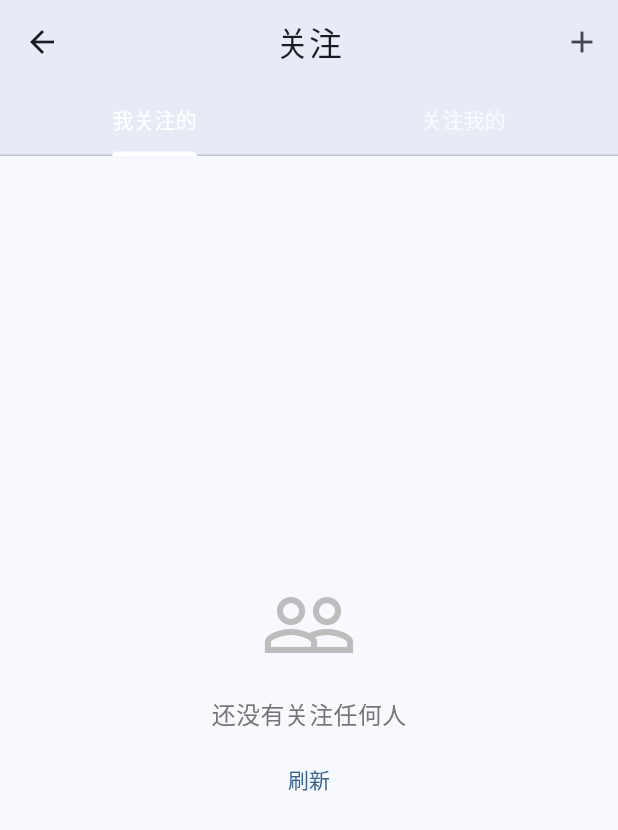
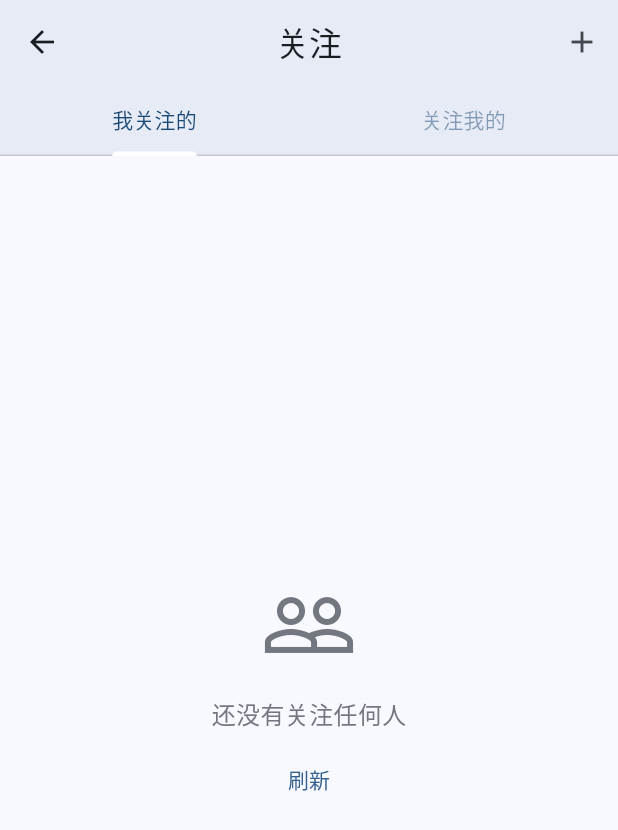
Before and after one commit to blinkspark/jiahe, a Flutter app: the FollowsPage screen opened by its route, on a phone screen of 412 x 824 dp. Shown: the top 830 px of the screen. Run offline on Flutter 3.47's test engine with Material 3 defaults, Android fonts, the phone set to English and light mode, and no system bars; our stand-ins replace dio, file_picker, flutter_dotenv, get, get_storage, google_fonts and 3 more; accounts and stored records are empty.

Commit message:
refactor: 适配主题色彩系统

```diff
--- a/app/lib/pages/follows_page.dart
+++ b/app/lib/pages/follows_page.dart
@@ -36,6 +36,7 @@ class FollowsPage extends StatelessWidget {
   Widget build(BuildContext context) {
     fetchFollows();
     fetchFollowers();
+    final theme = Theme.of(context);
     return DefaultTabController(
       length: 2,
       child: Scaffold(
@@ -50,10 +51,10 @@ class FollowsPage extends StatelessWidget {
               icon: const Icon(Icons.add),
             ),
           ],
-          bottom: const TabBar(
-            indicatorColor: Colors.white,
-            labelColor: Colors.white,
-            unselectedLabelColor: Colors.white70,
+          bottom: TabBar(
+            indicatorColor: theme.colorScheme.onPrimary,
+            labelColor: theme.colorScheme.onPrimaryContainer,
+            unselectedLabelColor: theme.colorScheme.onPrimaryContainer.withValues(alpha: 0.5),
             tabs: [
               Tab(text: '我关注的'),
               Tab(text: '关注我的'),
@@ -108,6 +109,7 @@ class _FollowsList extends StatelessWidget {
   @override
   Widget build(BuildContext context) {
     return Obx(() {
+      final theme = Theme.of(context);
       if (users.isEmpty) {
         // 首次加载时显示加载状态
         if (users.runtimeType.toString().contains('RxList')) {
@@ -117,11 +119,11 @@ class _FollowsList extends StatelessWidget {
               child: Column(
                 mainAxisAlignment: MainAxisAlignment.center,
                 children: [
-                  Icon(Icons.people_outline, size: 64, color: Colors.grey[400]),
+                  Icon(Icons.people_outline, size: 64, color: theme.colorScheme.outline),
                   const SizedBox(height: 16),
                   Text(
                     emptyText,
-                    style: TextStyle(color: Colors.grey[600], fontSize: 16),
+                    style: TextStyle(color: theme.colorScheme.outline, fontSize: 16),
                   ),
                   const SizedBox(height: 8),
                   TextButton(onPressed: onRefresh, child: const Text('刷新')),
@@ -157,16 +159,17 @@ class _UserCard extends StatelessWidget {
   Widget build(BuildContext context) {
     final AppStateController appState = Get.find();
     final Logger logger = Get.find();
+    final theme = Theme.of(context);
 
     return Card(
       margin: const EdgeInsets.only(bottom: 8),
       child: ListTile(
         leading: CircleAvatar(
-          backgroundColor: Colors.blue[100],
+          backgroundColor: theme.colorScheme.primaryContainer,
           child: Text(
             user['name']?.substring(0, 1).toUpperCase() ?? 'U',
-            style: const TextStyle(
-              color: Colors.blue,
+            style: TextStyle(
+              color: theme.colorScheme.primary,
               fontWeight: FontWeight.bold,
             ),
           ),
@@ -177,7 +180,7 @@ class _UserCard extends StatelessWidget {
         ),
         subtitle: Text(
           user['email'] ?? '',
-          style: TextStyle(color: Colors.grey[600], fontSize: 12),
+          style: TextStyle(color: theme.colorScheme.outline, fontSize: 12),
         ),
         trailing: PopupMenuButton<String>(
           onSelected: (value) async {
@@ -193,11 +196,11 @@ class _UserCard extends StatelessWidget {
             }
           },
           itemBuilder: (context) => [
-            const PopupMenuItem(
+            PopupMenuItem(
               value: 'unfollow',
               child: Row(
                 children: [
-                  Icon(Icons.person_remove, size: 16),
+                  Icon(Icons.person_remove, size: 16, color: theme.iconTheme.color),
                   SizedBox(width: 8),
                   Text('取消关注'),
                 ],
```
